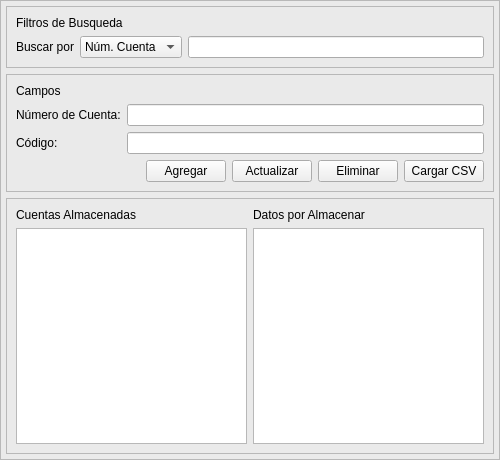
Above: Front/ventanasui/V_CodigosCuentasBalanzaComprobacion.ui from LAngelVp/ProyectoKWESTE before the change. Below: the same form after it.
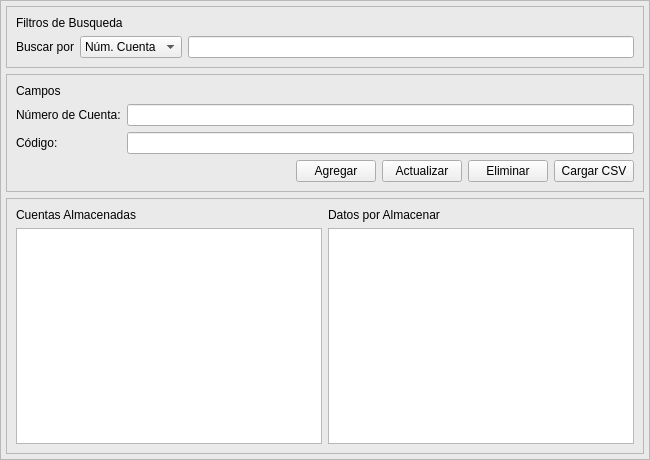
That is the form after the change.

```diff
--- a/Front/ventanasui/V_CodigosCuentasBalanzaComprobacion.ui
+++ b/Front/ventanasui/V_CodigosCuentasBalanzaComprobacion.ui
@@ -6,19 +6,19 @@
    <rect>
     <x>0</x>
     <y>0</y>
-    <width>500</width>
+    <width>650</width>
     <height>460</height>
    </rect>
   </property>
   <property name="minimumSize">
    <size>
-    <width>500</width>
+    <width>650</width>
     <height>460</height>
    </size>
   </property>
   <property name="maximumSize">
    <size>
-    <width>500</width>
+    <width>650</width>
     <height>460</height>
    </size>
   </property>
```
Left out of the diff: 1 changed line with no effect on the pictures.
